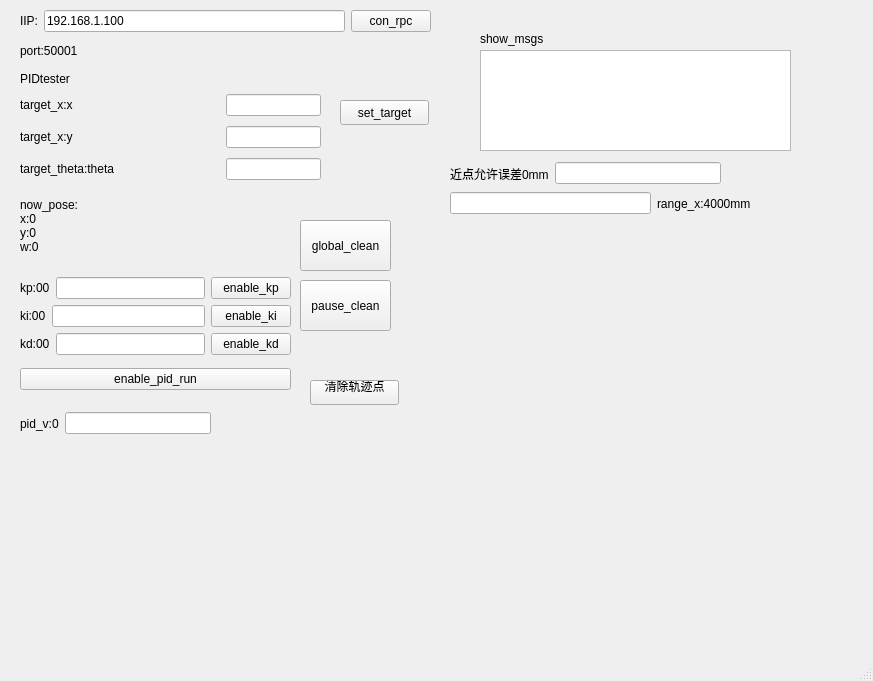
This is mainwindow.ui in ONEICE2018/NvRpcLinuxQtDebuger as Qt 5 draws it before an edit. The edited form follows.
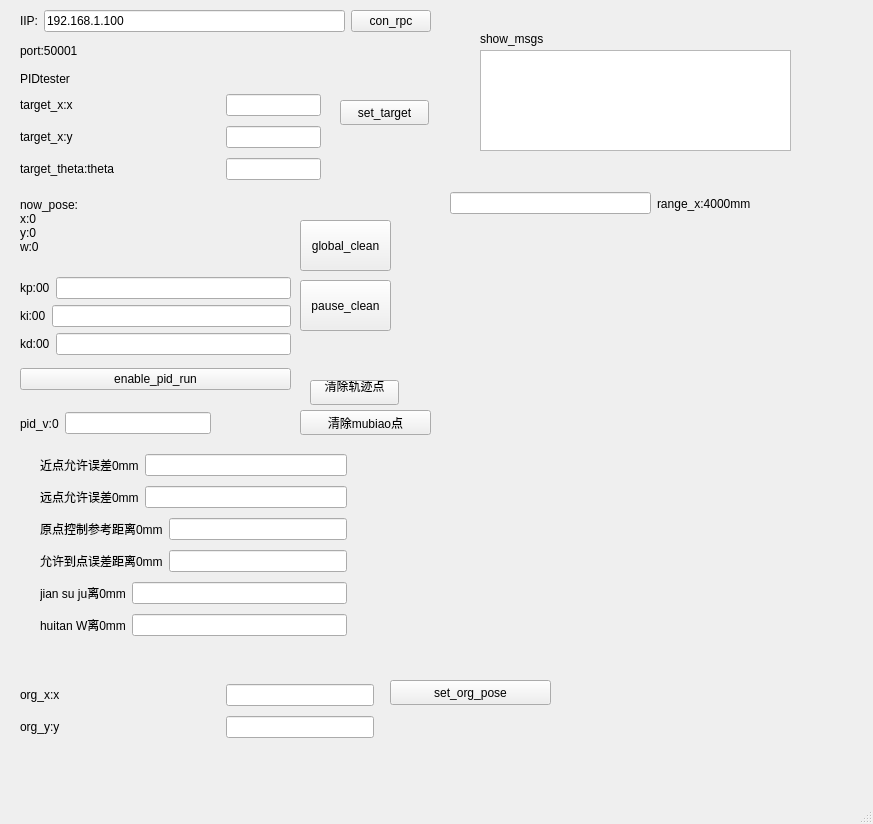
This is the edited form. Custom widgets are drawn as their Qt base class.

```diff
--- a/mainwindow.ui
+++ b/mainwindow.ui
@@ -7,7 +7,7 @@
     <x>0</x>
     <y>0</y>
     <width>873</width>
-    <height>681</height>
+    <height>824</height>
    </rect>
   </property>
   <property name="windowTitle">
@@ -103,13 +103,6 @@
          <item>
           <widget class="QLineEdit" name="set_kp"/>
          </item>
-         <item>
-          <widget class="QPushButton" name="enble_kp">
-           <property name="text">
-            <string>enable_kp</string>
-           </property>
-          </widget>
-         </item>
         </layout>
        </item>
        <item>
@@ -124,13 +117,6 @@
          <item>
           <widget class="QLineEdit" name="set_ki"/>
          </item>
-         <item>
-          <widget class="QPushButton" name="enbale_ki">
-           <property name="text">
-            <string>enable_ki</string>
-           </property>
-          </widget>
-         </item>
         </layout>
        </item>
        <item>
@@ -145,13 +131,6 @@
          <item>
           <widget class="QLineEdit" name="set_kd"/>
          </item>
-         <item>
-          <widget class="QPushButton" name="enable_kd">
-           <property name="text">
-            <string>enable_kd</string>
-           </property>
-          </widget>
-         </item>
         </layout>
        </item>
       </layout>
@@ -395,28 +374,6 @@
      </item>
     </layout>
    </widget>
-   <widget class="QWidget" name="layoutWidget_2">
-    <property name="geometry">
-     <rect>
-      <x>450</x>
-      <y>160</y>
-      <width>271</width>
-      <height>27</height>
-     </rect>
-    </property>
-    <layout class="QHBoxLayout" name="horizontalLayout_11">
-     <item>
-      <widget class="QLabel" name="text_allow_erro">
-       <property name="text">
-        <string>近点允许误差0mm</string>
-       </property>
-      </widget>
-     </item>
-     <item>
-      <widget class="QLineEdit" name="set_allow_erro"/>
-     </item>
-    </layout>
-   </widget>
    <widget class="QPushButton" name="clean_history">
     <property name="geometry">
      <rect>
@@ -431,6 +388,196 @@
 </string>
     </property>
    </widget>
+   <widget class="QWidget" name="layoutWidget">
+    <property name="geometry">
+     <rect>
+      <x>40</x>
+      <y>450</y>
+      <width>307</width>
+      <height>194</height>
+     </rect>
+    </property>
+    <layout class="QVBoxLayout" name="verticalLayout_5">
+     <item>
+      <layout class="QHBoxLayout" name="horizontalLayout_11">
+       <item>
+        <widget class="QLabel" name="text_allow_erro">
+         <property name="text">
+          <string>近点允许误差0mm</string>
+         </property>
+        </widget>
+       </item>
+       <item>
+        <widget class="QLineEdit" name="set_allow_erro"/>
+       </item>
+      </layout>
+     </item>
+     <item>
+      <layout class="QHBoxLayout" name="horizontalLayout_12">
+       <item>
+        <widget class="QLabel" name="text_far_allow_erro">
+         <property name="text">
+          <string>远点允许误差0mm</string>
+         </property>
+        </widget>
+       </item>
+       <item>
+        <widget class="QLineEdit" name="set_far_allow_erro"/>
+       </item>
+      </layout>
+     </item>
+     <item>
+      <layout class="QHBoxLayout" name="horizontalLayout_13">
+       <item>
+        <widget class="QLabel" name="text_far_refdis">
+         <property name="text">
+          <string>原点控制参考距离0mm</string>
+         </property>
+        </widget>
+       </item>
+       <item>
+        <widget class="QLineEdit" name="set_far_refdis"/>
+       </item>
+      </layout>
+     </item>
+     <item>
+      <layout class="QHBoxLayout" name="horizontalLayout_14">
+       <item>
+        <widget class="QLabel" name="text_s_allow_diserro">
+         <property name="text">
+          <string>允许到点误差距离0mm</string>
+         </property>
+        </widget>
+       </item>
+       <item>
+        <widget class="QLineEdit" name="set_s_allow_diserro"/>
+       </item>
+      </layout>
+     </item>
+     <item>
+      <layout class="QHBoxLayout" name="horizontalLayout_15">
+       <item>
+        <widget class="QLabel" name="text_braking_dis">
+         <property name="text">
+          <string>jian su ju离0mm</string>
+         </property>
+        </widget>
+       </item>
+       <item>
+        <widget class="QLineEdit" name="set_braking_dis"/>
+       </item>
+      </layout>
+     </item>
+     <item>
+      <layout class="QHBoxLayout" name="horizontalLayout_16">
+       <item>
+        <widget class="QLabel" name="text_min_w">
+         <property name="text">
+          <string>huitan W离0mm</string>
+         </property>
+        </widget>
+       </item>
+       <item>
+        <widget class="QLineEdit" name="set_min_w"/>
+       </item>
+      </layout>
+     </item>
+    </layout>
+   </widget>
+   <widget class="QPushButton" name="clean_targets">
+    <property name="geometry">
+     <rect>
+      <x>300</x>
+      <y>410</y>
+      <width>131</width>
+      <height>25</height>
+     </rect>
+    </property>
+    <property name="text">
+     <string>清除mubiao点</string>
+    </property>
+   </widget>
+   <widget class="QWidget" name="layoutWidget">
+    <property name="geometry">
+     <rect>
+      <x>20</x>
+      <y>680</y>
+      <width>354</width>
+      <height>64</height>
+     </rect>
+    </property>
+    <layout class="QVBoxLayout" name="verticalLayout_7">
+     <item>
+      <layout class="QHBoxLayout" name="horizontalLayout_18">
+       <item>
+        <widget class="QLabel" name="text_org_x">
+         <property name="minimumSize">
+          <size>
+           <width>200</width>
+           <height>0</height>
+          </size>
+         </property>
+         <property name="maximumSize">
+          <size>
+           <width>200</width>
+           <height>16777215</height>
+          </size>
+         </property>
+         <property name="text">
+          <string>org_x:x</string>
+         </property>
+        </widget>
+       </item>
+       <item>
+        <widget class="QLineEdit" name="set_org_x"/>
+       </item>
+      </layout>
+     </item>
+     <item>
+      <layout class="QVBoxLayout" name="verticalLayout_6">
+       <item>
+        <layout class="QHBoxLayout" name="horizontalLayout_17">
+         <item>
+          <widget class="QLabel" name="text_org_y">
+           <property name="minimumSize">
+            <size>
+             <width>200</width>
+             <height>0</height>
+            </size>
+           </property>
+           <property name="maximumSize">
+            <size>
+             <width>200</width>
+             <height>16777215</height>
+            </size>
+           </property>
+           <property name="text">
+            <string>org_y:y</string>
+           </property>
+          </widget>
+         </item>
+         <item>
+          <widget class="QLineEdit" name="set_org_y"/>
+         </item>
+        </layout>
+       </item>
+      </layout>
+     </item>
+    </layout>
+   </widget>
+   <widget class="QPushButton" name="button_set_org">
+    <property name="geometry">
+     <rect>
+      <x>390</x>
+      <y>680</y>
+      <width>161</width>
+      <height>25</height>
+     </rect>
+    </property>
+    <property name="text">
+     <string>set_org_pose</string>
+    </property>
+   </widget>
   </widget>
   <widget class="QMenuBar" name="menubar">
    <property name="geometry">
```
